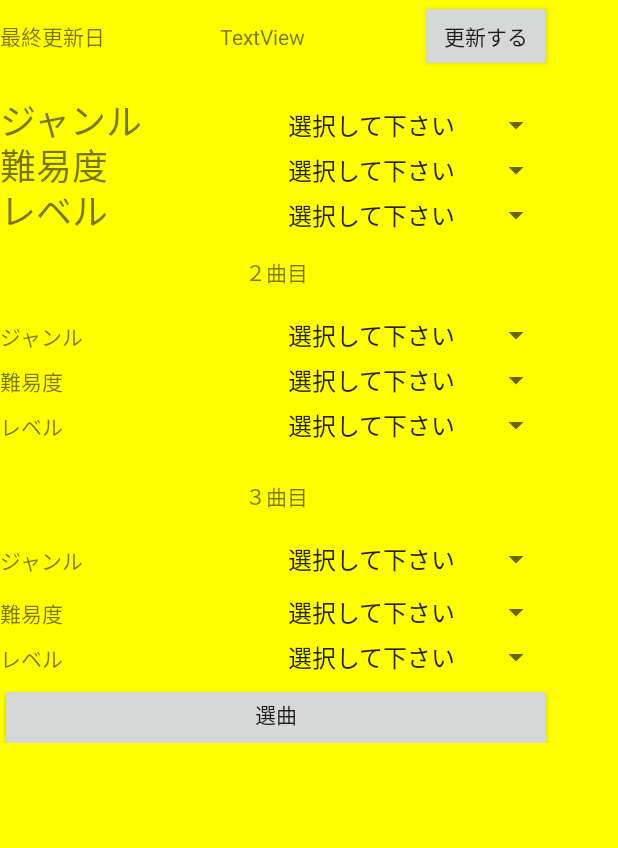
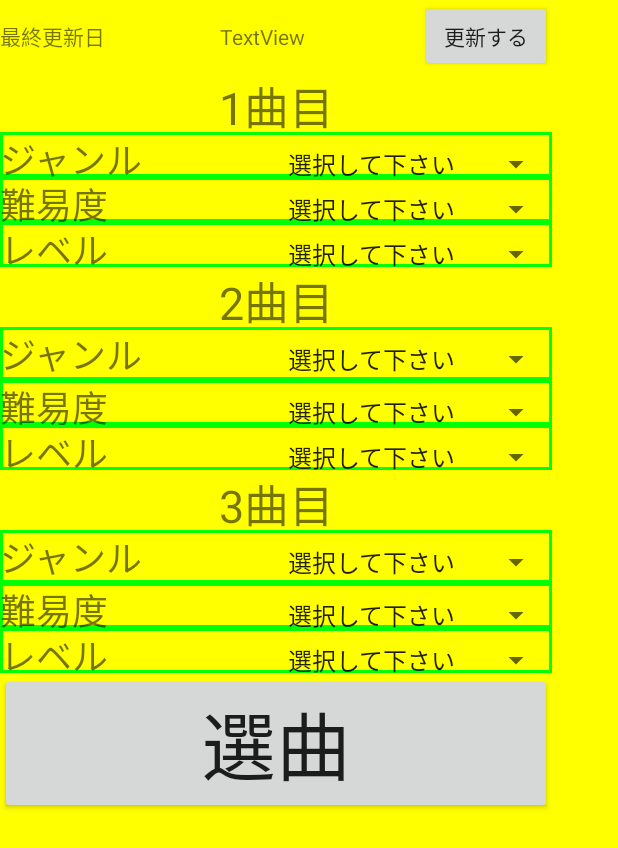
Before and after one commit to Funabashi-Joho-Business/X15G_B, an Android app: the screen it shows after launch (MainActivity), on a phone screen of 412 x 824 dp. Shown: the top 848 px of the screen. Run offline under Robolectric (Android 15) with nearby library versions, the phone set to English and light mode, and no system bars.

Commit message:
石岡がやったよ

```diff
--- /dev/null
+++ b/app/src/main/res/drawable/frame_stale.xml
@@ -0,0 +1,10 @@
+<?xml version="1.0" encoding="utf-8"?>
+<shape xmlns:android="http://schemas.android.com/apk/res/android"
+    android:shape="rectangle">
+
+    <!-- 枠線 width:線の幅、color:線の色 -->
+    <stroke
+        android:width="2dp"
+        android:color="#00ff00" />
+
+</shape>
--- a/app/src/main/res/layout/fragment_main.xml
+++ b/app/src/main/res/layout/fragment_main.xml
@@ -9,7 +9,7 @@
 
     <LinearLayout
         android:layout_width="368dp"
-        android:layout_height="495dp"
+        android:layout_height="551dp"
         android:orientation="vertical"
         tools:layout_editor_absoluteX="8dp"
         tools:layout_editor_absoluteY="8dp">
@@ -29,7 +29,8 @@
                     android:layout_width="wrap_content"
                     android:layout_height="wrap_content"
                     android:layout_weight="1"
-                    android:text="最終更新日" />
+                    android:text="最終更新日"
+                    android:textSize="14sp" />
 
                 <TextView
                     android:id="@+id/textView21"
@@ -47,7 +48,7 @@
 
             <LinearLayout
                 android:layout_width="match_parent"
-                android:layout_height="match_parent"
+                android:layout_height="wrap_content"
                 android:gravity="center_vertical"
                 android:orientation="vertical"
                 android:weightSum="1"
@@ -58,28 +59,31 @@
                     android:layout_height="wrap_content"
                     android:orientation="vertical">
 
+                    <TextView
+                        android:id="@+id/textView4"
+                        android:layout_width="match_parent"
+                        android:layout_height="40dp"
+                        android:gravity="center"
+                        android:text="1曲目"
+                        android:textSize="30sp" />
+
                     <LinearLayout
                         android:layout_width="match_parent"
-                        android:layout_height="match_parent"
+                        android:layout_height="wrap_content"
                         android:orientation="vertical">
-
-                        <TextView
-                            android:id="@+id/textView16"
-                            android:layout_width="match_parent"
-                            android:layout_height="54dp"
-                            android:gravity="center"
-                            android:text="1曲目" />
 
                         <LinearLayout
                             android:layout_width="match_parent"
-                            android:layout_height="30dp"
+                            android:layout_height="wrap_content"
+                            android:background="@drawable/frame_stale"
                             android:orientation="horizontal">
 
                             <TextView
-                                android:id="@+id/textView17"
+                                android:id="@+id/textView171"
                                 android:layout_width="match_parent"
                                 android:layout_height="30dp"
                                 android:layout_weight="1"
+
                                 android:text="ジャンル"
                                 android:textSize="24sp" />
 
@@ -87,6 +91,7 @@
                                 android:id="@+id/spinner"
                                 android:layout_width="match_parent"
                                 android:layout_height="wrap_content"
+
                                 android:layout_weight="1" />
 
                         </LinearLayout>
@@ -94,10 +99,11 @@
                         <LinearLayout
                             android:layout_width="match_parent"
                             android:layout_height="wrap_content"
+                            android:background="@drawable/frame_stale"
                             android:orientation="horizontal">
 
                             <TextView
-                                android:id="@+id/textView16123"
+                                android:id="@+id/textView161"
                                 android:layout_width="match_parent"
                                 android:layout_height="30dp"
                                 android:layout_weight="1"
@@ -115,10 +121,11 @@
                         <LinearLayout
                             android:layout_width="match_parent"
                             android:layout_height="wrap_content"
+                            android:background="@drawable/frame_stale"
                             android:orientation="horizontal">
 
                             <TextView
-                                android:id="@+id/textView1523"
+                                android:id="@+id/textView151"
                                 android:layout_width="match_parent"
                                 android:layout_height="30dp"
                                 android:layout_weight="1"
@@ -136,28 +143,31 @@
                     </LinearLayout>
 
                     <TextView
-                        android:id="@+id/textView4"
+                        android:id="@+id/textView"
                         android:layout_width="match_parent"
-                        android:layout_height="59dp"
+                        android:layout_height="40dp"
                         android:gravity="center"
-                        android:text="２曲目" />
+                        android:text="2曲目"
+                        android:textSize="30sp" />
 
                     <LinearLayout
                         android:layout_width="match_parent"
-                        android:layout_height="wrap_content"
+                        android:layout_height="match_parent"
                         android:orientation="vertical">
 
                         <LinearLayout
                             android:layout_width="match_parent"
-                            android:layout_height="wrap_content"
+                            android:layout_height="35dp"
+                            android:background="@drawable/frame_stale"
                             android:orientation="horizontal">
 
                             <TextView
-                                android:id="@+id/textView171"
+                                android:id="@+id/textView172"
                                 android:layout_width="match_parent"
                                 android:layout_height="30dp"
                                 android:layout_weight="1"
-                                android:text="ジャンル" />
+                                android:text="ジャンル"
+                                android:textSize="24sp" />
 
                             <Spinner
                                 android:id="@+id/spinner4"
@@ -169,15 +179,17 @@
 
                         <LinearLayout
                             android:layout_width="match_parent"
-                            android:layout_height="wrap_content"
+                            android:layout_height="30dp"
+                            android:background="@drawable/frame_stale"
                             android:orientation="horizontal">
 
                             <TextView
-                                android:id="@+id/textView161"
+                                android:id="@+id/textView162"
                                 android:layout_width="match_parent"
                                 android:layout_height="30dp"
                                 android:layout_weight="1"
-                                android:text="難易度" />
+                                android:text="難易度"
+                                android:textSize="24sp" />
 
                             <Spinner
                                 android:id="@+id/spinner5"
@@ -190,14 +202,16 @@
                         <LinearLayout
                             android:layout_width="match_parent"
                             android:layout_height="wrap_content"
+                            android:background="@drawable/frame_stale"
                             android:orientation="horizontal">
 
                             <TextView
-                                android:id="@+id/textView151"
+                                android:id="@+id/textView152"
                                 android:layout_width="match_parent"
                                 android:layout_height="30dp"
                                 android:layout_weight="1"
-                                android:text="レベル" />
+                                android:text="レベル"
+                                android:textSize="24sp" />
 
                             <Spinner
                                 android:id="@+id/spinner6"
@@ -209,12 +223,18 @@
 
                     </LinearLayout>
 
+                    <LinearLayout
+                        android:layout_width="match_parent"
+                        android:layout_height="wrap_content"
+                        android:orientation="vertical"></LinearLayout>
+
                     <TextView
-                        android:id="@+id/textView"
+                        android:id="@+id/textView2"
                         android:layout_width="match_parent"
-                        android:layout_height="59dp"
+                        android:layout_height="40dp"
                         android:gravity="center"
-                        android:text="３曲目" />
+                        android:text="3曲目"
+                        android:textSize="30sp" />
 
                     <LinearLayout
                         android:layout_width="match_parent"
@@ -224,75 +244,78 @@
                         <LinearLayout
                             android:layout_width="match_parent"
                             android:layout_height="35dp"
+                            android:background="@drawable/frame_stale"
                             android:orientation="horizontal">
 
                             <TextView
-                                android:id="@+id/textView172"
+                                android:id="@+id/textView3"
                                 android:layout_width="match_parent"
                                 android:layout_height="30dp"
                                 android:layout_weight="1"
-                                android:text="ジャンル" />
+                                android:text="ジャンル"
+                                android:textSize="24sp" />
 
                             <Spinner
                                 android:id="@+id/spinner7"
                                 android:layout_width="match_parent"
                                 android:layout_height="wrap_content"
                                 android:layout_weight="1" />
-
                         </LinearLayout>
 
                         <LinearLayout
                             android:layout_width="match_parent"
-                            android:layout_height="30dp"
+                            android:layout_height="match_parent"
+                            android:background="@drawable/frame_stale"
                             android:orientation="horizontal">
 
                             <TextView
-                                android:id="@+id/textView162"
+                                android:id="@+id/textView5"
                                 android:layout_width="match_parent"
                                 android:layout_height="30dp"
                                 android:layout_weight="1"
-                                android:text="難易度" />
+                                android:text="難易度"
+                                android:textSize="24sp" />
 
                             <Spinner
                                 android:id="@+id/spinner8"
                                 android:layout_width="match_parent"
                                 android:layout_height="wrap_content"
                                 android:layout_weight="1" />
-
                         </LinearLayout>
 
                         <LinearLayout
                             android:layout_width="match_parent"
-                            android:layout_height="wrap_content"
+                            android:layout_height="match_parent"
+                            android:background="@drawable/frame_stale"
                             android:orientation="horizontal">
 
                             <TextView
-                                android:id="@+id/textView152"
+                                android:id="@+id/textView6"
                                 android:layout_width="match_parent"
                                 android:layout_height="30dp"
                                 android:layout_weight="1"
-                                android:text="レベル" />
+                                android:text="レベル"
+                                android:textSize="24sp" />
 
                             <Spinner
                                 android:id="@+id/spinner9"
                                 android:layout_width="match_parent"
                                 android:layout_height="wrap_content"
                                 android:layout_weight="1" />
-
                         </LinearLayout>
 
                     </LinearLayout>
 
                 </LinearLayout>
 
-                <Button
-                    android:id="@+id/button2"
-                    android:layout_width="match_parent"
-                    android:layout_height="80dp"
-                    android:gravity="center_horizontal"
-                    android:text="選曲" />
+            </LinearLayout>
 
-            </LinearLayout>
+            <Button
+                android:id="@+id/button2"
+                android:layout_width="match_parent"
+                android:layout_height="wrap_content"
+                android:text="選曲"
+                android:textSize="50dp" />
 
         </LinearLayout>
     </LinearLayout>
```
Also changed, not shown: app/src/main/java/jp/ac/chiba_fjb/b/ebi/BlankFragment.java (+41 -4 lines), app/src/main/java/jp/ac/chiba_fjb/b/ebi/MainFragment.java (+12 -6 lines), app/src/main/java/jp/ac/chiba_fjb/b/ebi/data/SQLite.java (added, +99 -0 lines), app/src/main/java/jp/ac/chiba_fjb/b/ebi/data/TestDB.java (added, +29 -0 lines), app/src/main/res/values/arrays.xml (added, +19 -0 lines), app/src/main/ic_launcher-web.png, app/src/main/res/mipmap-hdpi/ic_launcher.png, app/src/main/res/mipmap-mdpi/ic_launcher.png, app/src/main/res/mipmap-xhdpi/ic_launcher.png, app/src/main/res/mipmap-xxhdpi/ic_launcher.png, app/src/main/res/mipmap-xxxhdpi/ic_launcher.png.
